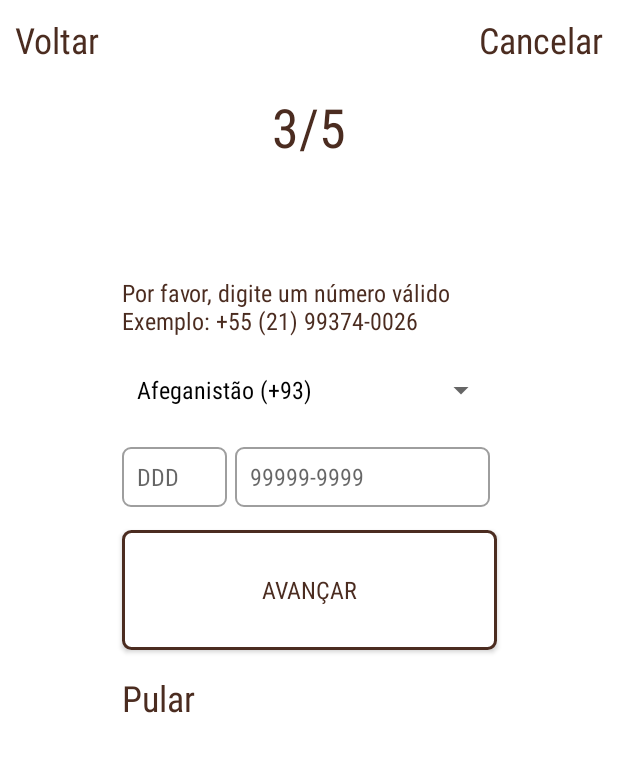
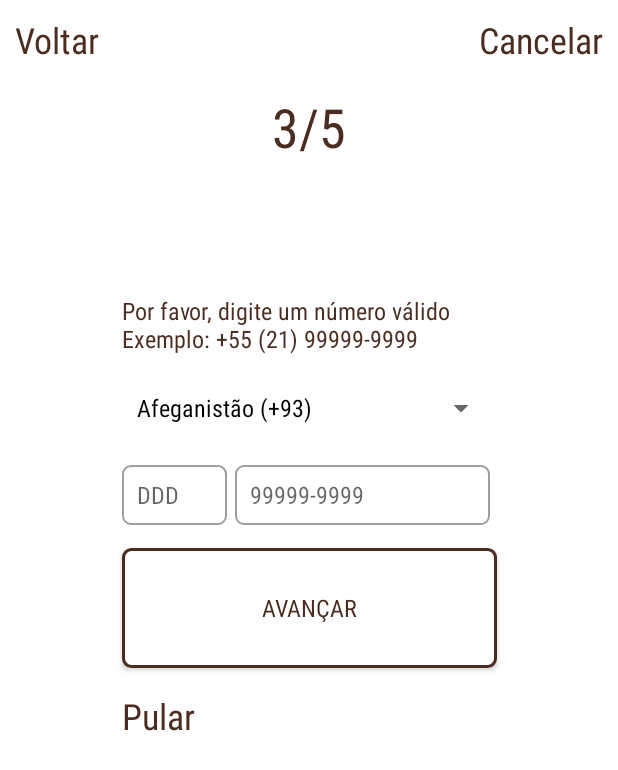
Before and after one commit to 4rthurS4ant0s/JudgeMe-Official, an Android app: the CreateAccount4Activity screen opened directly, with no data from a screen before it, after a tap on "Voltar", on a phone screen of 412 x 824 dp. Shown: the top 770 px of the screen. Run offline under Robolectric (Android 15) with nearby library versions, the light colour scheme and no system bars; our stand-ins replace Firebase (no records; nobody signed in at launch, a user with empty details on screens opened directly); libraries missing offline, so code that uses them is left out: com.github.rtoshiro.util; 5 statements that could not run were skipped.

Commit message:
Verificação e mensagem de erros corrigidas com sucesso no processo de cadastro.

```diff
--- a/app/src/main/java/comj/example/android/judgeme_androidapp/Activities/CreateAccount1Activity.java
+++ b/app/src/main/java/comj/example/android/judgeme_androidapp/Activities/CreateAccount1Activity.java
@@ -118,7 +118,7 @@ public class CreateAccount1Activity extends Activity {
                     textViewErro.setVisibility(View.INVISIBLE);
 
                     SharedPreferencesCreateAccount preferencesUser = new SharedPreferencesCreateAccount(CreateAccount1Activity.this);
-                    preferencesUser.salvarUsuarioPreferenciasStep1( nomeCompleto, genero, nascimento );
+                    preferencesUser.salvarUsuarioPreferenciasStep1( nome, sobrenome, nomeCompleto, genero, nascimento);
 
                     Intent intent = new Intent(CreateAccount1Activity.this, CreateAccount2Activity.class);
                     startActivity(intent);
@@ -178,12 +178,16 @@ public class CreateAccount1Activity extends Activity {
         }
         return null;
     }
+
     /**-----------------------------MOSTRANDO O CALENDÁRIO PARA QUE O USUÁRIO POSSA SELECIONAR O DIA DO NASCIMENTO--------------------------------------**/
+
+
 
     @Override
     public void startActivity(Intent intent) {
         super.startActivity(intent);
         overridePendingTransitionEnter();
+
     }
 
     @Override
--- a/app/src/main/java/comj/example/android/judgeme_androidapp/Activities/CreateAccount5Activity.java
+++ b/app/src/main/java/comj/example/android/judgeme_androidapp/Activities/CreateAccount5Activity.java
@@ -85,7 +85,7 @@ public class CreateAccount5Activity extends Activity {
     @Override
     public void onBackPressed() {
         super.onBackPressed();
-        Intent intent = new Intent(CreateAccount5Activity.this, CreateAccount4Activity.class);
+        Intent intent = new Intent(CreateAccount5Activity.this, CreateAccount3Activity.class);
         startActivity(intent);
         overridePendingTransitionExit();
         finish();
--- a/app/src/main/java/comj/example/android/judgeme_androidapp/Helpers/SharedPreferencesCreateAccount.java
+++ b/app/src/main/java/comj/example/android/judgeme_androidapp/Helpers/SharedPreferencesCreateAccount.java
@@ -47,7 +47,7 @@ public class SharedPreferencesCreateAccount {
 
     }
 
-    public void salvarUsuarioPreferenciasStep1( String nome_completo, String genero, String nascimento ){
+    public void salvarUsuarioPreferenciasStep1( String nome, String sobrenome, String nome_completo, String genero, String nascimento){
 
         editor.putString(CHAVE_NOME_COMPLETO, nome_completo);
         editor.putString(CHAVE_GENERO, genero);
@@ -56,7 +56,7 @@ public class SharedPreferencesCreateAccount {
 
     }
 
-    public void salvarUsuarioPreferenciasStep2( String email, String senha ){
+    public void salvarUsuarioPreferenciasStep2( String email, String senha){
 
         editor.putString(CHAVE_EMAIL, email);
         editor.putString(CHAVE_SENHA, senha);
@@ -64,7 +64,7 @@ public class SharedPreferencesCreateAccount {
 
     }
 
-    public void salvarUsuarioPreferenciasStep3( String telefone, String telefoneMascara ){
+    public void salvarUsuarioPreferenciasStep3( String telefone, String telefoneMascara){
 
         editor.putString(CHAVE_TELEFONE, telefone);
         editor.putString(CHAVE_TELEFONE_MASCARA, telefoneMascara);
--- a/app/src/main/res/layout/activity_create_account3.xml
+++ b/app/src/main/res/layout/activity_create_account3.xml
@@ -59,6 +59,26 @@
         app:layout_constraintStart_toStartOf="parent"/>
 
     <TextView
+        android:id="@+id/textViewCreateAccountStep3MenssagemErro"
+
+        android:layout_width="250dp"
+        android:layout_height="wrap_content"
+        android:visibility="invisible"
+
+        android:fontFamily="sans-serif-condensed"
+        android:text="@string/hint_step3_numero_invalido"
+        android:textSize="16dp"
+        android:textStyle="normal"
+        android:textColor="@color/secondaryLightColor"
+
+        android:layout_marginTop="50dp"
+        android:layout_marginHorizontal="25dp"
+
+        app:layout_constraintTop_toBottomOf="@+id/textViewCreateAccountStep3Progresso"
+        app:layout_constraintEnd_toEndOf="parent"
+        app:layout_constraintStart_toStartOf="parent"/>
+
+    <TextView
         android:id="@+id/textViewCreateAccountStep3MenssagemPricipal"
 
         android:layout_width="250dp"
@@ -70,10 +90,10 @@
         android:textStyle="normal"
         android:textColor="@color/colorPrimaryDark"
 
-        android:layout_marginTop="75dp"
+        android:layout_marginTop="15dp"
         android:layout_marginHorizontal="25dp"
 
-        app:layout_constraintTop_toBottomOf="@+id/textViewCreateAccountStep3Progresso"
+        app:layout_constraintTop_toBottomOf="@+id/textViewCreateAccountStep3MenssagemErro"
         app:layout_constraintEnd_toEndOf="parent"
         app:layout_constraintStart_toStartOf="parent"/>
 
--- a/app/src/main/res/values/strings.xml
+++ b/app/src/main/res/values/strings.xml
@@ -51,9 +51,10 @@
 
     #CREATE ACCOUNT ACTIVITY 3#
     <string name="hint_step3">3/5</string>
-    <string name="hint_step3_message">Por favor, digite um número válido \nExemplo: +55 (21) 99374-0026</string>
+    <string name="hint_step3_message">Por favor, digite um número válido \nExemplo: +55 (21) 99999-9999</string>
     <string name="hint_step3_DDD">DDD</string>
     <string name="hint_step3_exemplo_telefone">99999-9999</string>
+    <string name="hint_step3_numero_invalido">Número inválido!</string>
     <string-array name="hint_step3_paises_ddd">
         <item> Afeganistão (+93) </item>
         <item> Albânia (+355) </item>
@@ -542,7 +543,7 @@
     <string name="hint_step4_message">Um código de confirmação foi enviado para o número: </string>
     <string name="hint_step4_cod_confirmacao">Código de confirmação</string>
     <string name="hint_step4_reenviar">Reenviar código</string>
-    <string name="hint_step4_codigo_invalido">Código inválido!</string>
+    <string name="hint_step4_codigo_invalido">Código ou número inválido!</string>
     <string name="hint_step4_codigo_tempo_excedido">Por favor, reenvie o código!</string>
 
     #CREATE ACCOUNT ACTIVITY 5#
```
Also changed, not shown: app/src/main/java/comj/example/android/judgeme_androidapp/Activities/CreateAccount3Activity.java (+24 -16 lines).
